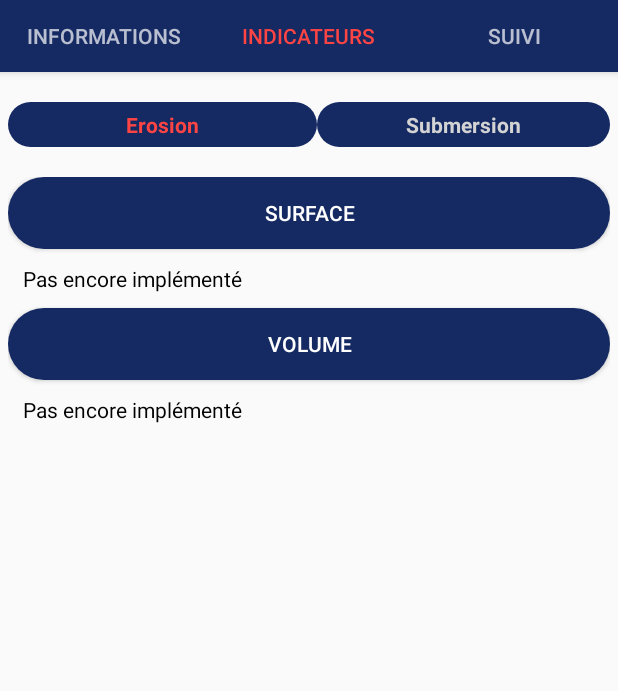
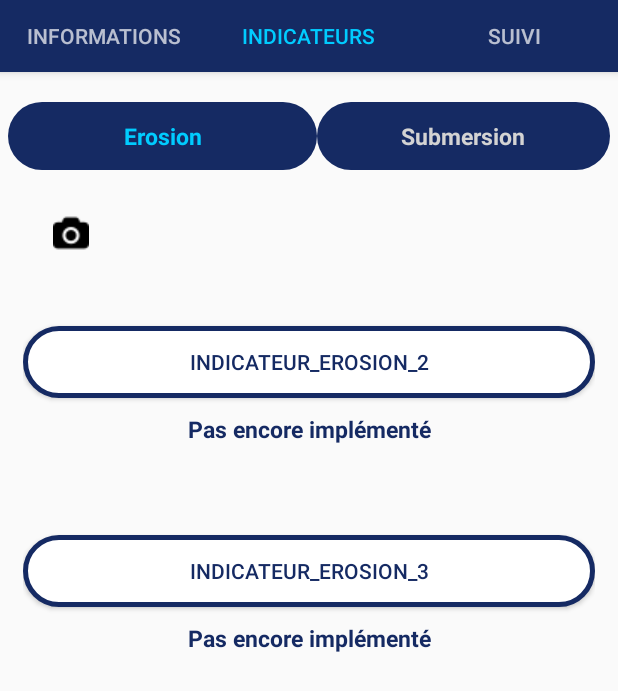
Before and after one commit to Coastappli/Coastappli, an Android app: the PlaceMainActivity screen opened directly, with no data from a screen before it, tab 2 chosen, on a phone screen of 412 x 824 dp. Shown: the top 691 px of the screen. Run offline under Robolectric (Android 15) with nearby library versions, the phone set to English and light mode, and no system bars; libraries missing offline, so code that uses them is left out: com.github.chrisbanes.photoview, com.mapbox.mapboxsdk; 4 statements that could not run were skipped.

Commit message:
Réorganisation du menu indicateur

```diff
--- a/app/src/main/java/osirisc/coastappli/PlaceMainActivity.java
+++ b/app/src/main/java/osirisc/coastappli/PlaceMainActivity.java
@@ -1,6 +1,8 @@
 package osirisc.coastappli;
 
 
+import android.app.AlertDialog;
+import android.content.DialogInterface;
 import android.content.Intent;
 import android.os.Bundle;
 
@@ -11,6 +13,7 @@ import androidx.appcompat.app.AppCompatActivity;
 
 import android.util.DisplayMetrics;
 import android.view.View;
+import android.widget.Button;
 
 import osirisc.coastappli.Database.DatabaseAssistant;
 import osirisc.coastappli.Database.Marker;
@@ -79,12 +82,12 @@ public class PlaceMainActivity extends AppCompatActivity {
             INEC = extras.getString("INEC");
             erosionDistanceMesureBool = extras.getInt("erosionDistanceMesureBool");
         }
-
         DisplayMetrics displayMetrics = new DisplayMetrics();
         getWindowManager().getDefaultDisplay().getMetrics(displayMetrics);
         width = displayMetrics.widthPixels;
         instance=this;
     }
+
 
     public void distanceFunction(View view){
         Intent myIntent= new Intent(this, MethodMainActivity.class);
@@ -101,4 +104,26 @@ public class PlaceMainActivity extends AppCompatActivity {
     public static PlaceMainActivity getInstance() {
         return instance;
     }
+
+    public void onClickPhotoIcon(View view) {
+        final AlertDialog.Builder alertDialogBuilder = new AlertDialog.Builder(
+                this);
+
+        // set title
+        alertDialogBuilder.setTitle("L'appareil photo est requis");
+
+        // set dialog message
+        alertDialogBuilder
+                .setCancelable(false)
+                .setPositiveButton("Ok",new DialogInterface.OnClickListener() {
+                    public void onClick(DialogInterface dialog,int id) {
+                        dialog.cancel();
+                    }
+                });
+        // create alert dialog
+        AlertDialog alertDialog = alertDialogBuilder.create();
+
+        // show it
+        alertDialog.show();
+        }
 }
--- a/app/src/main/java/osirisc/coastappli/place/TabIndicatorsFragment.java
+++ b/app/src/main/java/osirisc/coastappli/place/TabIndicatorsFragment.java
@@ -1,6 +1,5 @@
 package osirisc.coastappli.place;
 
-import android.graphics.Typeface;
 import android.os.Bundle;
 import android.view.LayoutInflater;
 import android.view.View;
@@ -37,7 +36,7 @@ public class TabIndicatorsFragment extends Fragment {
         radioButtonErosion.setWidth(((((PlaceMainActivity)getActivity()).getWidth())/2));
         final RadioButton radioButtonSubmersion = root.findViewById(R.id.radioButtonSubmersion);
         radioButtonSubmersion.setWidth(((((PlaceMainActivity)getActivity()).getWidth())/2));
-        radioButtonErosion.setTextColor(getResources().getColor(R.color.holo_red_light));
+        radioButtonErosion.setTextColor(getResources().getColor(R.color.colorPrimaryLight));
         radioButtonSubmersion.setTextColor(getResources().getColor(R.color.grey));
 
         radioGroupErosionSubmersion.setOnCheckedChangeListener(new RadioGroup.OnCheckedChangeListener()
@@ -45,13 +44,13 @@ public class TabIndicatorsFragment extends Fragment {
             @Override
             public void onCheckedChanged(RadioGroup group, int checkedId) {
                 if (checkedId == R.id.radioButtonErosion){
-                    radioButtonErosion.setTextColor(getResources().getColor(R.color.holo_red_light));
+                    radioButtonErosion.setTextColor(getResources().getColor(R.color.colorPrimaryLight));
                     radioButtonSubmersion.setTextColor(getResources().getColor(R.color.grey));
                     scrollViewErosion.setVisibility(VISIBLE);
                     scrollViewSubmersion.setVisibility(GONE);
                 }
                 if (checkedId == R.id.radioButtonSubmersion){
-                    radioButtonSubmersion.setTextColor(getResources().getColor(R.color.holo_red_light));
+                    radioButtonSubmersion.setTextColor(getResources().getColor(R.color.colorPrimaryLight));
                     radioButtonErosion.setTextColor(getResources().getColor(R.color.grey));
                     scrollViewErosion.setVisibility(GONE);
                     scrollViewSubmersion.setVisibility(VISIBLE);
@@ -64,7 +63,6 @@ public class TabIndicatorsFragment extends Fragment {
             distanceButton.setVisibility(GONE);
             textViewErosionDistance.setVisibility(GONE);
         }
-
         return root;
     }
 
--- /dev/null
+++ b/app/src/main/res/drawable/button_indicators_background.xml
@@ -0,0 +1,24 @@
+<?xml version="1.0" encoding="utf-8"?>
+<shape xmlns:android="http://schemas.android.com/apk/res/android"
+    android:shape="rectangle" >
+    <corners
+        android:radius="40dp"
+        />
+    <solid
+        android:color="@color/white"
+        />
+    <padding
+        android:left="0dp"
+        android:top="0dp"
+        android:right="0dp"
+        android:bottom="0dp"
+        />
+    <size
+        android:width="270dp"
+        android:height="20dp"
+        />
+    <stroke
+        android:width="3dp"
+        android:color="@color/colorPrimary"
+        />
+</shape>
--- a/app/src/main/res/drawable/radiobutton_regular_state.xml
+++ b/app/src/main/res/drawable/radiobutton_regular_state.xml
@@ -14,6 +14,6 @@
         />
     <size
         android:width="200dp"
-        android:height="30dp"
+        android:height="45dp"
         />
 </shape>
--- a/app/src/main/res/drawable/radiobutton_selected_state.xml
+++ b/app/src/main/res/drawable/radiobutton_selected_state.xml
@@ -14,6 +14,6 @@
         />
     <size
         android:width="200dp"
-        android:height="30dp"
+        android:height="45dp"
         />
 </shape>
--- a/app/src/main/res/layout/method_main_activity.xml
+++ b/app/src/main/res/layout/method_main_activity.xml
@@ -15,7 +15,9 @@
             android:id="@+id/tabs_method"
             android:layout_width="match_parent"
             android:layout_height="wrap_content"
-            android:background="?attr/colorPrimary" />
+            android:background="?attr/colorPrimary"
+            app:tabSelectedTextColor="@color/colorPrimaryLight"
+            app:tabIndicatorColor="@color/colorPrimary"/>
     </com.google.android.material.appbar.AppBarLayout>
 
     <androidx.viewpager.widget.ViewPager
--- a/app/src/main/res/layout/place_main_activity.xml
+++ b/app/src/main/res/layout/place_main_activity.xml
@@ -16,7 +16,7 @@
             android:layout_width="match_parent"
             android:layout_height="wrap_content"
             android:background="?attr/colorPrimary"
-            app:tabSelectedTextColor="@color/holo_red_light"
+            app:tabSelectedTextColor="@color/colorPrimaryLight"
             app:tabIndicatorColor="@color/colorPrimary" />
     </com.google.android.material.appbar.AppBarLayout>
 
--- a/app/src/main/res/layout/tab_indicators.xml
+++ b/app/src/main/res/layout/tab_indicators.xml
@@ -1,6 +1,7 @@
 <?xml version="1.0" encoding="utf-8"?>
 <androidx.constraintlayout.widget.ConstraintLayout xmlns:android="http://schemas.android.com/apk/res/android"
     xmlns:app="http://schemas.android.com/apk/res-auto"
+    xmlns:tools="http://schemas.android.com/tools"
     android:id="@+id/constraintLayout"
     android:layout_width="match_parent"
     android:paddingStart="5dp"
@@ -27,6 +28,7 @@
             android:button="@android:color/transparent"
             android:checked="true"
             android:textStyle="bold"
+            android:textSize="15sp"
             android:text="@string/erosion" />
 
         <RadioButton
@@ -38,6 +40,7 @@
             android:gravity="center"
             android:button="@android:color/transparent"
             android:textStyle="bold"
+            android:textSize="15sp"
             android:text="@string/submersion" />
     </RadioGroup>
 
@@ -45,7 +48,9 @@
         android:id="@+id/scrollViewErosion"
         app:layout_constraintTop_toBottomOf="@id/radioGroupErosionSubmersion"
         android:layout_width="match_parent"
-        android:layout_height="wrap_content">
+        android:layout_height="wrap_content"
+        android:paddingStart="10dp"
+        android:paddingEnd="10dp">
 
         <LinearLayout
             android:layout_width="match_parent"
@@ -58,32 +63,57 @@
                 android:layout_width="match_parent"
                 android:layout_height="wrap_content"
                 android:onClick="distanceFunction"
-                android:text="@string/distance"
-                android:background="@drawable/button_background"
-                android:textColor="#FFFFFF"/>
+                android:text="@string/photo"
+                android:background="@drawable/button_indicators_background"
+                android:textColor="@color/colorPrimary"
+                android:layout_marginTop="50dp"/>
 
-            <TextView
-                android:id="@+id/textViewErosionDistance"
+            <LinearLayout
                 android:layout_width="match_parent"
-                android:layout_height="wrap_content"
-                android:padding="10dp"
-                android:textColor="#000000"
-                android:text="@string/erosionDistance" />
+                android:layout_height="match_parent"
+                android:orientation="horizontal"
+                android:paddingLeft="20dp"
+                android:paddingTop="10dp">
+
+                <ImageView
+                    android:id="@+id/imageView3"
+                    android:layout_width="wrap_content"
+                    android:layout_height="wrap_content"
+                    android:layout_gravity="center"
+                    android:paddingRight="30dp"
+                    android:onClick="onClickPhotoIcon"
+                    app:srcCompat="@drawable/ic_camera" />
+
+                <TextView
+                    android:id="@+id/textViewErosionDistance"
+                    android:layout_width="wrap_content"
+                    android:layout_height="wrap_content"
+                    android:padding="10dp"
+                    android:text="@string/erosionDistance"
+                    android:textColor="@color/colorPrimary"
+                    android:textSize="15sp"
+                    android:textStyle="bold" />
+            </LinearLayout>
 
             <Button
                 android:id="@+id/surfaceButton"
                 style="@style/Widget.AppCompat.Button"
                 android:layout_width="match_parent"
                 android:layout_height="wrap_content"
-                android:text="@string/surface"
-                android:background="@drawable/button_background"
-                android:textColor="#FFFFFF"/>
+                android:text="@string/indicateur_erosion_2"
+                android:background="@drawable/button_indicators_background"
+                android:textColor="@color/colorPrimary"
+                android:layout_marginTop="50dp"/>
 
             <TextView
                 android:id="@+id/textViewErosionSurface"
                 android:layout_width="match_parent"
                 android:layout_height="wrap_content"
                 android:padding="10dp"
+                android:textColor="@color/colorPrimary"
+                android:textSize="15sp"
+                android:textStyle="bold"
+                android:gravity="center"
                 android:text="@string/erosionSurface" />
 
             <Button
@@ -91,15 +121,20 @@
                 style="@style/Widget.AppCompat.Button"
                 android:layout_width="match_parent"
                 android:layout_height="wrap_content"
-                android:text="@string/volume"
-                android:background="@drawable/button_background"
-                android:textColor="#FFFFFF"/>
+                android:text="@string/indicateur_erosion_3"
+                android:background="@drawable/button_indicators_background"
+                android:textColor="@color/colorPrimary"
+                android:layout_marginTop="50dp"/>
 
             <TextView
                 android:id="@+id/textViewErosionVolume"
                 android:layout_width="match_parent"
                 android:layout_height="wrap_content"
                 android:padding="10dp"
+                android:textColor="@color/colorPrimary"
+                android:textSize="15sp"
+                android:textStyle="bold"
+                android:gravity="center"
                 android:text="@string/erosionVolume" />
 
         </LinearLayout>
@@ -110,6 +145,8 @@
         app:layout_constraintTop_toBottomOf="@id/radioGroupErosionSubmersion"
         android:layout_width="match_parent"
         android:layout_height="wrap_content"
+        android:paddingStart="10dp"
+        android:paddingEnd="10dp"
         android:visibility="gone">
 
         <LinearLayout
@@ -122,15 +159,20 @@
                 style="@style/Widget.AppCompat.Button"
                 android:layout_width="match_parent"
                 android:layout_height="wrap_content"
-                android:text="@string/hauteur"
-                android:background="@drawable/button_background"
-                android:textColor="#FFFFFF"/>
+                android:text="@string/indicateur_submersion_1"
+                android:background="@drawable/button_indicators_background"
+                android:textColor="@color/colorPrimary"
+                android:layout_marginTop="50dp"/>
 
             <TextView
                 android:id="@+id/textViewSubmersionHauteur"
                 android:layout_width="match_parent"
                 android:layout_height="wrap_content"
                 android:padding="10dp"
+                android:textColor="@color/colorPrimary"
+                android:textSize="15sp"
+                android:textStyle="bold"
+                android:gravity="center"
                 android:text="@string/submersionHauteur" />
 
             <Button
@@ -138,15 +180,20 @@
                 style="@style/Widget.AppCompat.Button"
                 android:layout_width="match_parent"
                 android:layout_height="wrap_content"
-                android:text="@string/migration"
-                android:background="@drawable/button_background"
-                android:textColor="#FFFFFF"/>
+                android:text="@string/indicateur_submersion_2"
+                android:background="@drawable/button_indicators_background"
+                android:textColor="@color/colorPrimary"
+                android:layout_marginTop="50dp"/>
 
             <TextView
                 android:id="@+id/textViewSubmersionMigration"
                 android:layout_width="match_parent"
                 android:layout_height="wrap_content"
                 android:padding="10dp"
+                android:textColor="@color/colorPrimary"
+                android:textSize="15sp"
+                android:textStyle="bold"
+                android:gravity="center"
                 android:text="@string/submersionMigration" />
 
             <Button
@@ -154,15 +201,20 @@
                 style="@style/Widget.AppCompat.Button"
                 android:layout_width="match_parent"
                 android:layout_height="wrap_content"
-                android:text="@string/paquets"
-                android:background="@drawable/button_background"
-                android:textColor="#FFFFFF"/>
+                android:text="@string/indicateur_submersion_3"
+                android:background="@drawable/button_indicators_background"
+                android:textColor="@color/colorPrimary"
+                android:layout_marginTop="50dp"/>
 
             <TextView
                 android:id="@+id/textViewSubmersionPaquets"
                 android:layout_width="match_parent"
                 android:layout_height="wrap_content"
                 android:padding="10dp"
+                android:textColor="@color/colorPrimary"
+                android:textSize="15sp"
+                android:textStyle="bold"
+                android:gravity="center"
                 android:text="@string/submersionPaquets" />
 
         </LinearLayout>
--- a/app/src/main/res/values/strings.xml
+++ b/app/src/main/res/values/strings.xml
@@ -34,12 +34,12 @@
     <string name="submersion">Submersion</string>
 
     <string name="date">Date et heure</string>
-    <string name="distance">Distance</string>
-    <string name="surface">Surface</string>
-    <string name="volume">Volume</string>
-    <string name="hauteur">Hauteur d\'eau</string>
-    <string name="migration">Migration dunaire</string>
-    <string name="paquets">Paquets de mer</string>
+    <string name="photo">Prise de photo</string>
+    <string name="indicateur_erosion_2">indicateur_erosion_2</string>
+    <string name="indicateur_erosion_3">indicateur_erosion_3</string>
+    <string name="indicateur_submersion_1">indicateur_submersion_1</string>
+    <string name="indicateur_submersion_2">indicateur_submersion_2</string>
+    <string name="indicateur_submersion_3">indicateur_submersion_3</string>
 
     <string name="take_photo">Prendre la photo</string>
     <string name="validate">Valider</string>
@@ -55,7 +55,7 @@
 
     <string name="notes">Remarques</string>
 
-    <string name="erosionDistance">Repère - trait de côte \nVerticale sur borne de repère \nPrise de vue contrainte qualitative \nMesure verticale sur bas d\'estran</string>
+    <string name="erosionDistance">Prise de vue contrainte qualitative </string>
     <string name="erosionSurface">Pas encore implémenté</string>
     <string name="erosionVolume">Pas encore implémenté</string>
     <string name="submersionHauteur">Pas encore implémenté</string>
```
Also changed, not shown: app/src/main/res/drawable-v24/ic_camera.png (added).
